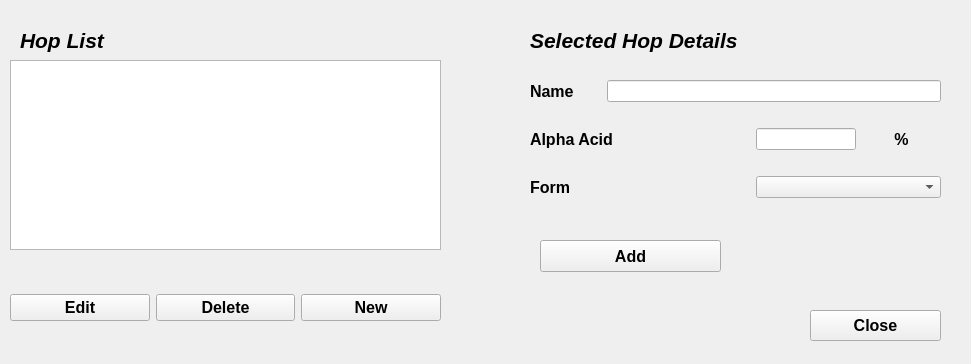
Before: the Qt Designer form src/designer/hopdialog.ui in jaaf/EasyBeer, drawn with Qt 5.
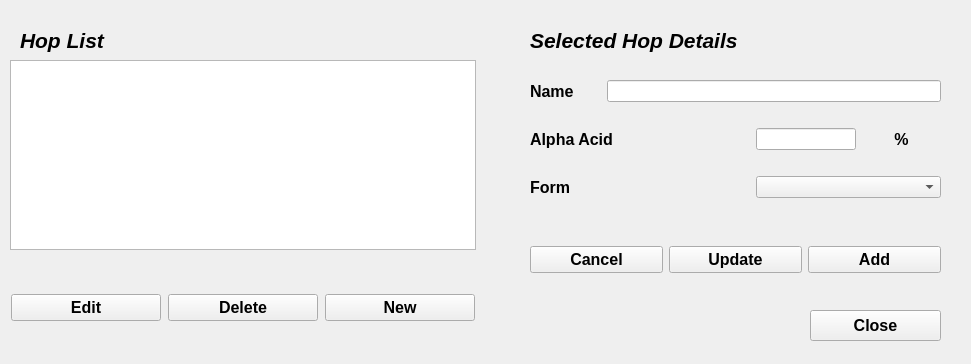
After: the same form once the commit is applied.

Commit message: updating hop dialog as malt

The edit to the form file:
```diff
--- a/src/designer/hopdialog.ui
+++ b/src/designer/hopdialog.ui
@@ -18,7 +18,7 @@
     <rect>
      <x>20</x>
      <y>20</y>
-     <width>271</width>
+     <width>451</width>
      <height>41</height>
     </rect>
    </property>
@@ -39,7 +39,7 @@
     <rect>
      <x>10</x>
      <y>60</y>
-     <width>431</width>
+     <width>466</width>
      <height>261</height>
     </rect>
    </property>
@@ -64,6 +64,18 @@
      <layout class="QHBoxLayout" name="horizontalLayout">
       <item>
        <widget class="QPushButton" name="edit_button">
+        <property name="minimumSize">
+         <size>
+          <width>150</width>
+          <height>0</height>
+         </size>
+        </property>
+        <property name="maximumSize">
+         <size>
+          <width>150</width>
+          <height>16777215</height>
+         </size>
+        </property>
         <property name="font">
          <font>
           <pointsize>12</pointsize>
@@ -79,6 +91,18 @@
       </item>
       <item>
        <widget class="QPushButton" name="delete_button">
+        <property name="minimumSize">
+         <size>
+          <width>150</width>
+          <height>0</height>
+         </size>
+        </property>
+        <property name="maximumSize">
+         <size>
+          <width>150</width>
+          <height>16777215</height>
+         </size>
+        </property>
         <property name="font">
          <font>
           <pointsize>12</pointsize>
@@ -94,6 +118,18 @@
       </item>
       <item>
        <widget class="QPushButton" name="new_button">
+        <property name="minimumSize">
+         <size>
+          <width>150</width>
+          <height>0</height>
+         </size>
+        </property>
+        <property name="maximumSize">
+         <size>
+          <width>150</width>
+          <height>16777215</height>
+         </size>
+        </property>
         <property name="font">
          <font>
           <pointsize>12</pointsize>
@@ -116,7 +152,7 @@
     <rect>
      <x>530</x>
      <y>20</y>
-     <width>271</width>
+     <width>411</width>
      <height>41</height>
     </rect>
    </property>
@@ -152,33 +188,6 @@
     <string>Close</string>
    </property>
   </widget>
-  <widget class="QPushButton" name="add_button">
-   <property name="geometry">
-    <rect>
-     <x>540</x>
-     <y>240</y>
-     <width>181</width>
-     <height>32</height>
-    </rect>
-   </property>
-   <property name="maximumSize">
-    <size>
-     <width>250</width>
-     <height>16777215</height>
-    </size>
-   </property>
-   <property name="font">
-    <font>
-     <pointsize>12</pointsize>
-     <weight>75</weight>
-     <italic>false</italic>
-     <bold>true</bold>
-    </font>
-   </property>
-   <property name="text">
-    <string>Add</string>
-   </property>
-  </widget>
   <widget class="QWidget" name="layoutWidget">
    <property name="geometry">
     <rect>
@@ -309,6 +318,67 @@
     </item>
    </layout>
   </widget>
+  <widget class="QWidget" name="">
+   <property name="geometry">
+    <rect>
+     <x>530</x>
+     <y>240</y>
+     <width>411</width>
+     <height>39</height>
+    </rect>
+   </property>
+   <layout class="QHBoxLayout" name="horizontalLayout_2">
+    <item>
+     <widget class="QPushButton" name="cancel_button">
+      <property name="font">
+       <font>
+        <pointsize>12</pointsize>
+        <weight>75</weight>
+        <bold>true</bold>
+       </font>
+      </property>
+      <property name="text">
+       <string>Cancel</string>
+      </property>
+     </widget>
+    </item>
+    <item>
+     <widget class="QPushButton" name="update_button">
+      <property name="font">
+       <font>
+        <pointsize>12</pointsize>
+        <weight>75</weight>
+        <bold>true</bold>
+       </font>
+      </property>
+      <property name="text">
+       <string>Update</string>
+      </property>
+     </widget>
+    </item>
+    <item>
+     <widget class="QPushButton" name="add_button">
+      <property name="maximumSize">
+       <size>
+        <width>250</width>
+        <height>16777215</height>
+       </size>
+      </property>
+      <property name="font">
+       <font>
+        <pointsize>12</pointsize>
+        <weight>75</weight>
+        <italic>false</italic>
+        <bold>true</bold>
+       </font>
+      </property>
+      <property name="text">
+       <string>Add</string>
+      </property>
+     </widget>
+    </item>
+   </layout>
+  </widget>
  </widget>
  <resources/>
  <connections/>
```
The commit also changes 7 other files.
